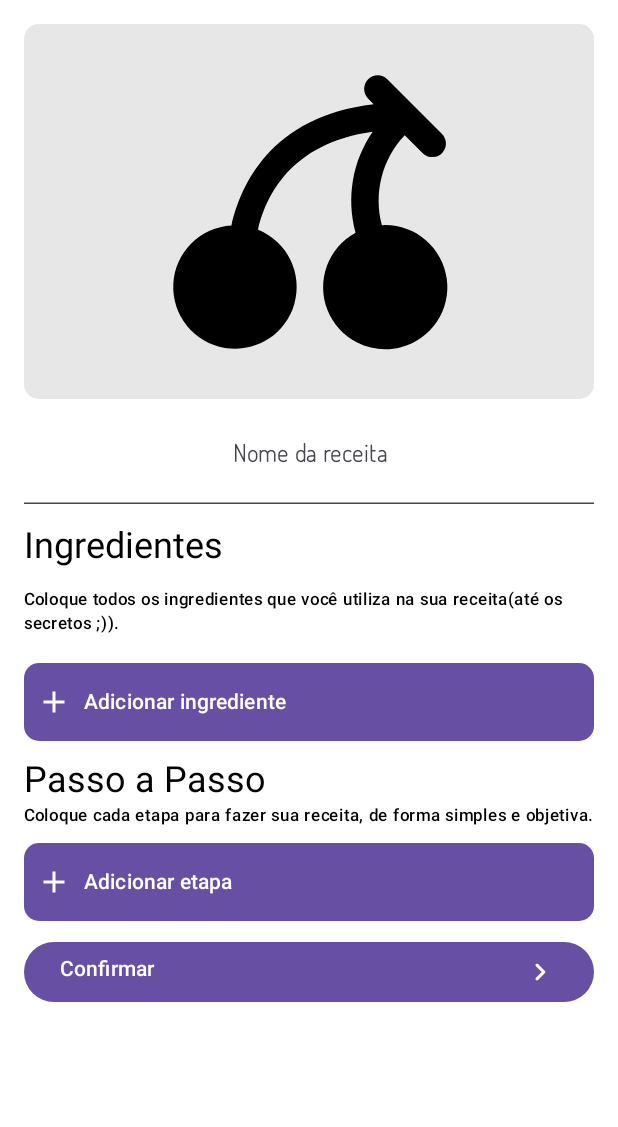
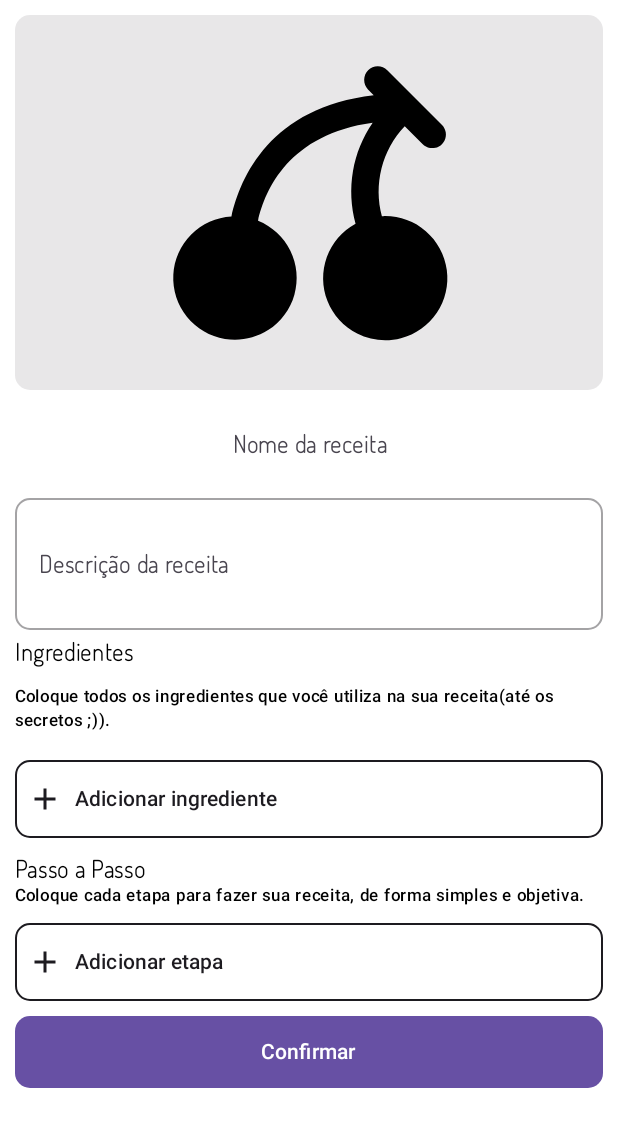
Before and after one commit to CaioProgramming/CuccinaCompose, an Android app built with Jetpack Compose: the @Preview function NewRecipeFormPreview, on a phone screen of 412 x 824 dp. Shown: the top 1127 px of the screen. Run offline under Robolectric (Android 15) with nearby library versions, the phone set to English and light mode, and no system bars; libraries missing offline, so code that uses them is left out: ai.atick.material.

Commit message:
more form details implemented UI build(need a few improvements) TODO: ADD Authentication the app is not connecting to firebase yet Next steps - image picker + upload to storage - adding ingredients and steps(need to think about bottom sheet UI) - recipe overview before save to firestore.

```diff
--- a/app/build.gradle
+++ b/app/build.gradle
@@ -63,6 +63,8 @@ dependencies {
 
     implementation "com.github.CaioProgramming.Ilustris:core:$ilustris_version"
     implementation "com.github.CaioProgramming.Ilustris:animations:$ilustris_version"
+    implementation "io.coil-kt:coil-compose:1.3.2"
+
 
     implementation 'androidx.navigation:navigation-fragment-ktx:2.6.0-alpha07'
     implementation 'androidx.navigation:navigation-ui-ktx:2.6.0-alpha07'
--- a/app/src/main/java/com/ilustris/cuccina/feature/recipe/ui/NewRecipeView.kt
+++ b/app/src/main/java/com/ilustris/cuccina/feature/recipe/ui/NewRecipeView.kt
@@ -1,9 +1,12 @@
+@file:OptIn(ExperimentalCoilApi::class)
+
 package com.ilustris.cuccina.feature.recipe.ui
 
-import androidx.compose.foundation.Image
-import androidx.compose.foundation.background
+import android.net.Uri
+import androidx.activity.compose.rememberLauncherForActivityResult
+import androidx.activity.result.contract.ActivityResultContracts
+import androidx.compose.foundation.*
 import androidx.compose.foundation.layout.*
-import androidx.compose.foundation.lazy.LazyColumn
 import androidx.compose.foundation.shape.RoundedCornerShape
 import androidx.compose.material3.*
 import androidx.compose.runtime.*
@@ -17,22 +20,53 @@ import androidx.compose.ui.res.vectorResource
 import androidx.compose.ui.text.style.TextAlign
 import androidx.compose.ui.tooling.preview.Preview
 import androidx.compose.ui.unit.dp
+import coil.annotation.ExperimentalCoilApi
+import coil.compose.rememberImagePainter
 import com.ilustris.cuccina.R
 import com.ilustris.cuccina.ui.theme.CuccinaTheme
 import com.ilustris.cuccina.ui.theme.defaultRadius
-import org.checkerframework.checker.units.qual.m
 
 const val NEW_RECIPE_ROUTE = "NEW_RECIPE_ROUTE"
 
 @OptIn(ExperimentalMaterial3Api::class)
 @Composable
 fun NewRecipeView() {
-    Column(modifier = Modifier.padding(16.dp)) {
+
+    var selectedImage: Uri? by remember {
+        mutableStateOf(null)
+    }
+
+    val galleryLauncher = rememberLauncherForActivityResult(
+        contract = ActivityResultContracts.GetContent()
+    ) {
+        selectedImage = it
+    }
+    val scrollState = rememberScrollState()
+
+
+    Column(
+        Modifier
+            .fillMaxWidth()
+            .verticalScroll(scrollState)
+            .padding(10.dp)
+    ) {
         var recipeName by remember {
             mutableStateOf("")
         }
+        var recipeDescription by remember {
+            mutableStateOf("")
+        }
+        val painter =
+            if (selectedImage != null) rememberImagePainter(selectedImage) else painterResource(id = R.drawable.cherry)
+        val buttonModifier = Modifier
+            .fillMaxWidth()
+            .padding(vertical = 10.dp)
+        val buttonShape = RoundedCornerShape(defaultRadius)
+        val buttonPaddingValues = PaddingValues(vertical = 4.dp)
+        val buttonHorizontalArrangement = Arrangement.Start
+        val buttonVerticalAlignment = Alignment.CenterVertically
         Image(
-            painterResource(id = R.drawable.cherry),
+            painter,
             contentDescription = "Enviar foto de receita",
             modifier = Modifier
                 .fillMaxWidth()
@@ -43,15 +77,19 @@ fun NewRecipeView() {
                 )
                 .padding(16.dp)
                 .clip(RoundedCornerShape(defaultRadius))
+                .clickable {
+                    galleryLauncher.launch("image/*")
+                }
         )
 
         TextField(
             value = recipeName,
             onValueChange = { recipeName = it },
-            textStyle = MaterialTheme.typography.headlineMedium.copy(textAlign = TextAlign.Center),
+            textStyle = MaterialTheme.typography.bodyMedium,
             colors = TextFieldDefaults.textFieldColors(
                 containerColor = Color.Transparent,
-                focusedIndicatorColor = Color.Transparent
+                focusedIndicatorColor = Color.Transparent,
+                unfocusedIndicatorColor = Color.Transparent
             ),
             modifier = Modifier
                 .background(Color.Transparent)
@@ -66,9 +104,40 @@ fun NewRecipeView() {
             }
         )
 
+        TextField(
+            value = recipeDescription,
+            onValueChange = { recipeDescription = it },
+            textStyle = MaterialTheme.typography.bodyMedium,
+            colors = TextFieldDefaults.textFieldColors(
+                containerColor = Color.Transparent,
+                focusedIndicatorColor = Color.Transparent,
+                unfocusedIndicatorColor = Color.Transparent
+            ),
+            modifier = Modifier
+                .background(Color.Transparent)
+                .border(
+                    1.dp,
+                    MaterialTheme.colorScheme.onBackground.copy(alpha = 0.4f),
+                    RoundedCornerShape(
+                        defaultRadius
+                    )
+                )
+                .clip(RoundedCornerShape(defaultRadius))
+                .padding(vertical = 16.dp)
+                .fillMaxWidth(),
+            placeholder = {
+                Text(
+                    text = "Descrição da receita",
+                    modifier = Modifier.fillMaxWidth()
+                )
+            }
+        )
+
+
+
         Text(
             text = "Ingredientes",
-            style = MaterialTheme.typography.headlineSmall,
+            style = MaterialTheme.typography.bodyLarge,
             modifier = Modifier
                 .padding(vertical = 4.dp)
                 .fillMaxWidth()
@@ -78,22 +147,15 @@ fun NewRecipeView() {
             style = MaterialTheme.typography.labelSmall,
             modifier = Modifier.padding(vertical = 8.dp)
         )
-
-        LazyColumn() {}
-
-        val buttonModifier = Modifier
-            .fillMaxWidth()
-            .padding(vertical = 10.dp)
-        val buttonShape = RoundedCornerShape(defaultRadius)
-        val buttonPaddingValues = PaddingValues(vertical = 4.dp)
-        val buttonHorizontalArrangement = Arrangement.Start
-        val buttonVerticalAlignment = Alignment.CenterVertically
+        //ADD FOREACH TO ADD INGREDIENTS
 
         Button(
             onClick = { /*TODO*/ },
             shape = buttonShape,
             modifier = buttonModifier,
-            contentPadding = buttonPaddingValues
+            contentPadding = buttonPaddingValues,
+            border = BorderStroke(1.dp, MaterialTheme.colorScheme.onBackground),
+            colors = ButtonDefaults.outlinedButtonColors(contentColor = MaterialTheme.colorScheme.onBackground)
         ) {
             Row(
                 modifier = buttonModifier,
@@ -110,20 +172,21 @@ fun NewRecipeView() {
 
         }
 
-        Text(text = "Passo a Passo", style = MaterialTheme.typography.headlineSmall)
+        Text(text = "Passo a Passo", style = MaterialTheme.typography.bodyLarge)
 
         Text(
             text = "Coloque cada etapa para fazer sua receita, de forma simples e objetiva.",
             style = MaterialTheme.typography.labelSmall
         )
 
-        LazyColumn() {}
-
+        //ADD FOREACH TO ADD STEPS
         Button(
             onClick = { /*TODO*/ },
             shape = buttonShape,
             modifier = buttonModifier,
-            contentPadding = buttonPaddingValues
+            contentPadding = buttonPaddingValues,
+            border = BorderStroke(1.dp, MaterialTheme.colorScheme.onBackground),
+            colors = ButtonDefaults.outlinedButtonColors(contentColor = MaterialTheme.colorScheme.onBackground)
         ) {
             Row(
                 modifier = buttonModifier,
@@ -140,24 +203,25 @@ fun NewRecipeView() {
 
         }
 
-
-        Button(onClick = { /*TODO*/ }) {
-            Row(modifier = Modifier.fillMaxWidth(),  horizontalArrangement = Arrangement.SpaceBetween) {
+        Button(
+            onClick = { /*TODO*/ }, contentPadding = buttonPaddingValues, shape = buttonShape,
+            modifier = Modifier.fillMaxWidth()
+        ) {
+            Row(
+                modifier = buttonModifier.padding(horizontal = 10.dp),
+                horizontalArrangement = Arrangement.Center
+            ) {
                 Text(text = "Confirmar")
-                Icon(
-                    imageVector = ImageVector.vectorResource(id = R.drawable.round_keyboard_arrow_right_24),
-                    contentDescription = null
-                )
             }
         }
+    }
 
-    }
 }
 
 @Preview(showSystemUi = true, showBackground = true)
 @Composable
 fun NewRecipeFormPreview() {
-    CuccinaTheme() {
+    CuccinaTheme {
         NewRecipeView()
     }
 }
--- a/app/src/main/java/com/ilustris/cuccina/navigation/BottomNavItem.kt
+++ b/app/src/main/java/com/ilustris/cuccina/navigation/BottomNavItem.kt
@@ -1,15 +1,18 @@
 package com.ilustris.cuccina.navigation
 
+import ai.atick.material.MaterialColor
 import androidx.compose.foundation.Image
 import androidx.compose.foundation.layout.PaddingValues
 import androidx.compose.foundation.layout.padding
 import androidx.compose.foundation.layout.size
+import androidx.compose.foundation.shape.RoundedCornerShape
 import androidx.compose.material.BottomNavigationItem
-import androidx.compose.material.Text
 import androidx.compose.material3.MaterialTheme
 import androidx.compose.runtime.Composable
 import androidx.compose.runtime.getValue
 import androidx.compose.ui.Modifier
+import androidx.compose.ui.draw.clip
+import androidx.compose.ui.graphics.ColorFilter
 import androidx.compose.ui.res.painterResource
 import androidx.compose.ui.unit.dp
 import androidx.navigation.NavController
@@ -24,6 +27,7 @@ import com.ilustris.cuccina.feature.home.ui.HOME_ROUTE
 import com.ilustris.cuccina.feature.home.ui.HomeView
 import com.ilustris.cuccina.feature.recipe.ui.NEW_RECIPE_ROUTE
 import com.ilustris.cuccina.feature.recipe.ui.NewRecipeView
+import com.ilustris.cuccina.ui.theme.defaultRadius
 
 enum class BottomNavItem(val title: String, var icon: Int = R.drawable.cherry, val route: String) {
     HOME(title = "Home", route = HOME_ROUTE, icon = R.drawable.round_home_24),
@@ -55,8 +59,14 @@ fun NavigationGraph(navController: NavHostController, paddingValues: PaddingValu
 @Composable
 fun BottomNavigation(navController: NavController) {
     androidx.compose.material.BottomNavigation(
-        backgroundColor = MaterialTheme.colorScheme.background,
-        contentColor = MaterialTheme.colorScheme.onBackground
+        backgroundColor = MaterialTheme.colorScheme.primary,
+        contentColor = MaterialColor.White,
+        modifier = Modifier.clip(
+            RoundedCornerShape(
+                topEnd = defaultRadius,
+                topStart = defaultRadius
+            )
+        )
     ) {
         val routes = BottomNavItem.values()
         val navBackStackEntry by navController.currentBackStackEntryAsState()
@@ -70,11 +80,16 @@ fun BottomNavigation(navController: NavController) {
                     Image(
                         painterResource(item.icon),
                         contentDescription = item.title,
-                        modifier = androidx.compose.ui.Modifier.size(24.dp)
+                        modifier = Modifier.size(24.dp),
+                        colorFilter = ColorFilter.tint(
+                            if (isSelected) MaterialColor.White else MaterialColor.White.copy(
+                                alpha = 0.5f
+                            )
+                        )
                     )
                 },
-                selectedContentColor = MaterialTheme.colorScheme.primary,
-                unselectedContentColor = MaterialTheme.colorScheme.onBackground.copy(alpha = 0.5f),
+                selectedContentColor = MaterialColor.White,
+                unselectedContentColor = MaterialColor.White.copy(alpha = 0.3f),
                 onClick = {
                     navController.navigate(item.route) {
                         popUpTo(navController.graph.findStartDestination().id) {
--- a/app/src/main/java/com/ilustris/cuccina/ui/theme/Theme.kt
+++ b/app/src/main/java/com/ilustris/cuccina/ui/theme/Theme.kt
@@ -2,14 +2,9 @@ package com.ilustris.cuccina.ui.theme
 
 import ai.atick.material.MaterialColor
 import android.app.Activity
-import android.graphics.Color.toArgb
 import android.os.Build
 import androidx.compose.foundation.isSystemInDarkTheme
-import androidx.compose.material3.MaterialTheme
-import androidx.compose.material3.darkColorScheme
-import androidx.compose.material3.dynamicDarkColorScheme
-import androidx.compose.material3.dynamicLightColorScheme
-import androidx.compose.material3.lightColorScheme
+import androidx.compose.material3.*
 import androidx.compose.runtime.Composable
 import androidx.compose.runtime.SideEffect
 import androidx.compose.ui.graphics.toArgb
@@ -17,7 +12,6 @@ import androidx.compose.ui.platform.LocalContext
 import androidx.compose.ui.platform.LocalView
 import androidx.compose.ui.unit.dp
 import androidx.core.view.ViewCompat
-import com.google.android.material.color.MaterialColors
 
 private val DarkColorScheme = darkColorScheme(
     primary = MaterialColor.Orange800,
@@ -25,6 +19,7 @@ private val DarkColorScheme = darkColorScheme(
     tertiary = MaterialColor.OrangeA700,
     background = MaterialColor.Black,
     surface = MaterialColor.Gray900,
+    onPrimary = MaterialColor.White
 )
 
 private val LightColorScheme = lightColorScheme(
@@ -32,7 +27,8 @@ private val LightColorScheme = lightColorScheme(
     secondary = MaterialColor.DeepOrange800,
     tertiary = MaterialColor.OrangeA700,
     background = MaterialColor.White,
-    surface = MaterialColor.Gray200
+    surface = MaterialColor.Gray200,
+    onPrimary = MaterialColor.White
 
     /* Other default colors to override
     background = Color(0xFFFFFBFE),
```
